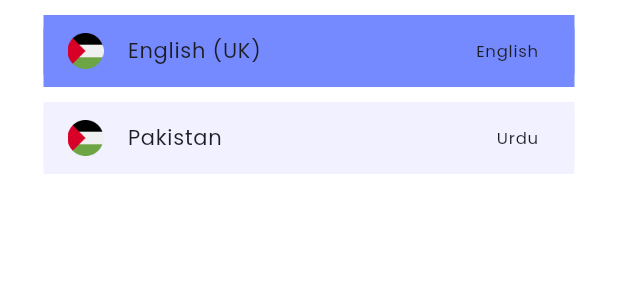
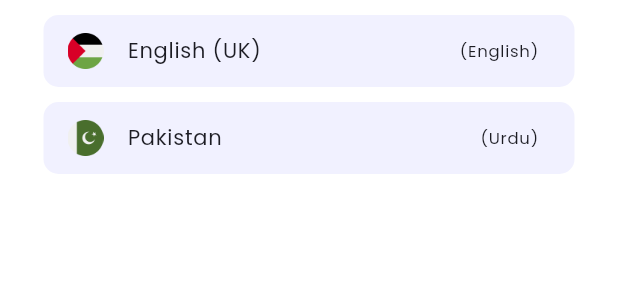
Before and after one commit to syedwaleednawaz000/subtracker, a Flutter app: the LanguageTiles widget shown alone on an empty page, opened directly, on a phone screen of 412 x 824 dp. Shown: the top 300 px of the screen. Run offline on Flutter 3.47's test engine with Material 3 defaults, Android fonts, the phone set to English and light mode, and no system bars; our stand-ins replace cached_network_image, connectivity_plus, dashed_circular_progress_bar, dio, dotted_border, dropdown_button2 and 9 more; missing offline and left inert: circular_seek_bar, flutter_stripe, linear_progress_bar, semicircle_indicator; accounts and stored records are empty; generated files the repository leaves out were written again; network calls fail.

Commit message:
by waleed set some uiissues

```diff
--- a/lib/views/language_selection/language_selection.dart
+++ b/lib/views/language_selection/language_selection.dart
@@ -45,12 +45,9 @@
 
       body:  Column(
         children: [
-
           const SizedBox(height: 20,),
-        const LanguageTiles(),
+          LanguageTiles(),
           const SizedBox(height: 45,),
-
-
           Consumer<LanguageProvider>(builder: (context, languageProvider, child) {
             return           CustomSaveButton(text: "Save",onTap: (){
               Get.back();
@@ -64,46 +61,22 @@
 }
 
 class LanguageTiles extends StatelessWidget {
-  const LanguageTiles({super.key,});
+   LanguageTiles({super.key,});
 
 
 
-
+  List<LanguageModelClass> languageData = [
+    LanguageModelClass(languagesCode: "en",countryCode: "US",countryFlag: AppImages.psFlag,countryName: "English (UK)",countryLanguageName: "English"),
+    LanguageModelClass(languagesCode: "ur",countryCode: "PK",countryFlag: AppImages.pkFlag,countryName: "Pakistan",countryLanguageName: "Urdu")
+  ];
   @override
   Widget build(BuildContext context) {
-List<LanguageModelClass> languageData = [
-  LanguageModelClass(languagesCode: "en",countryCode: "US",countryFlag: AppImages.psFlag,countryName: "English (UK)",countryLanguageName: "English"),
-  LanguageModelClass(languagesCode: "ur",countryCode: "PK",countryFlag: AppImages.psFlag,countryName: "Pakistan",countryLanguageName: "Urdu")
-];
-    List<Color> listColors = [
-      const Color(0XFF758AFF), const Color(0XFFF1F1FF), const Color(0XFFF1F1FF),
-      const Color(0XFFF1F1FF), const Color(0XFFF1F1FF), const Color(0XFFF1F1FF),
-      const Color(0XFFF1F1FF), const Color(0XFFF1F1FF), const Color(0XFFF1F1FF)
-    ];
-    List<Color> containerColors = [
-      const Color(0XFF758AFF), const Color(0XFF272730), const Color(0XFF272730),
-      const Color(0XFF272730), const Color(0XFF272730), const Color(0XFF272730),
-      const Color(0XFF272730), const Color(0XFF272730), const Color(0XFF272730),
-    ];
-    List<Color> titleColors = [
-      const Color(0XFFFFFFFF), const Color(0XFF1C1C23), const Color(0XFF1C1C23),
-
-      const Color(0XFF1C1C23),const Color(0XFF1C1C23),const Color(0XFF1C1C23),
-      const Color(0XFF1C1C23),const Color(0XFF1C1C23),const Color(0XFF1C1C23),
-    ];
-    List<Color> trailColors = [
-      const Color(0XFFFFFFFF), const Color(0XFF1C1C23), const Color(0XFF1C1C23),
-      const Color(0XFF1C1C23),const Color(0XFF1C1C23),const Color(0XFF1C1C23),
-      const Color(0XFF1C1C23),const Color(0XFF1C1C23),const Color(0XFF1C1C23),
-    ];
-
     return Expanded(
       child: Consumer<LanguageProvider>(
         builder: (context, languageProvider, child) {
           return ListView.builder(
             itemCount: languageData.length,
             itemBuilder: (context, index) {
-              bool isSelected = languageProvider.languageCode == languageData[index].languagesCode;
               return Padding(
                 padding: const EdgeInsets.only(left: 29, right: 29, top: 10),
                 child: GestureDetector(
@@ -113,15 +86,15 @@
                   child: Container(
                     decoration: BoxDecoration(
                       borderRadius: BorderRadius.circular(10),
-                      color: isSelected
-                          ? (Provider.of<ThemeChanger>(context).themeData == darkMode ? Colors.blue : Colors.blue.withOpacity(0.5)) // Highlight selected
-                          : (Provider.of<ThemeChanger>(context).themeData == darkMode ? containerColors[index] : listColors[index]),
+                      color:languageData[index].languagesCode == languageProvider.languageCode
+                          ? (Provider.of<ThemeChanger>(context).themeData == darkMode ? Color(0xff758AFF) : Color(0xff758AFF)) // Highlight selected
+                          : (Provider.of<ThemeChanger>(context).themeData == darkMode ? Colors.black : Color(0xffF1F1FF)),
                     ),
                     child: ListTile(
-                      tileColor: Provider.of<ThemeChanger>(context).themeData == darkMode ? const Color(0XFF272730) : listColors[index],
+                      // tileColor: Provider.of<ThemeChanger>(context).themeData == darkMode ? const Color(0XFF272730) : listColors[index],
                       dense: true,
                       title: Text(
-                        '${languageData[index].countryName}',
+                        languageData[index].countryName,
                         style: TextStyle(
                           fontFamily: 'Poppins_Regular',
                           color: Provider.of<ThemeChanger>(context).themeData == darkMode ? Colors.white : const Color(0XFF1C1C23),
@@ -131,7 +104,7 @@
                       ),
                       leading: Image(image: AssetImage(languageData[index].countryFlag), height: 24, width: 24,),
                       trailing: Text(
-                        '${languageData[index].countryLanguageName}',
+                        '(${languageData[index].countryLanguageName})',
                         style: TextStyle(
                           fontFamily: 'Poppins_Regular',
                           color: Provider.of<ThemeChanger>(context).themeData == darkMode ? Colors.white.withOpacity(.5) : const Color(0XFF1C1C23),
```
